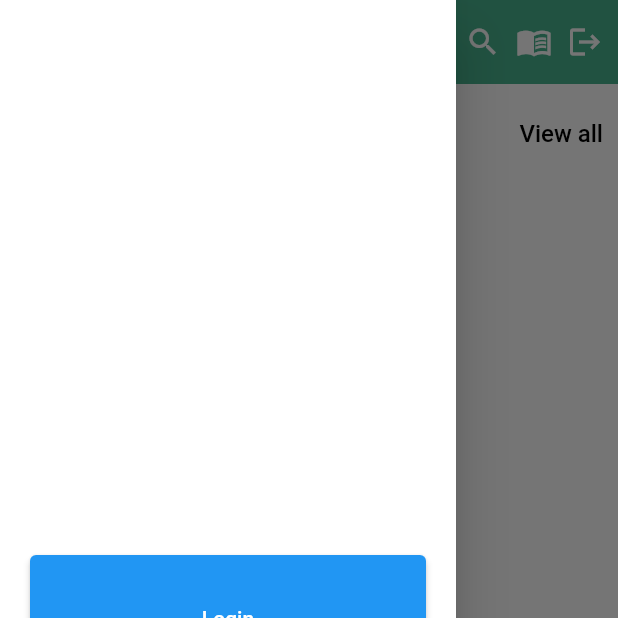
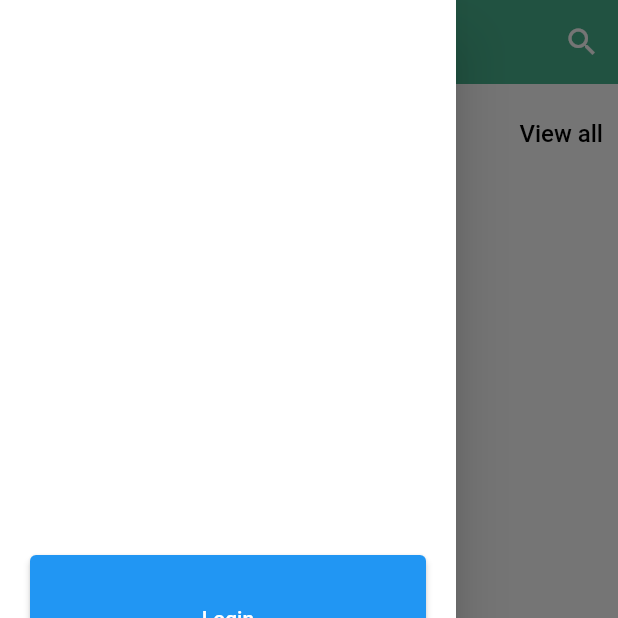
Before and after one commit to ryandiaziz/E-Menu-App, a Flutter app: the screen it shows after launch, with the side drawer open, on a phone screen of 412 x 824 dp, the top half of it. Run offline on Flutter 3.47's test engine with Material 2 defaults, Android fonts, the phone set to English and light mode, and no system bars; our stand-ins replace carousel_slider, cloud_firestore, firebase_auth, firebase_core, firebase_storage, flutter_rating_bar and 11 more; missing offline and left inert: qr_code_scanner, staggered_grid_view_flutter; accounts and stored records are empty.

Commit message:
Mengubah ikon pencarian dan widget drawer pada halaman home

```diff
--- a/lib/feature/home/home_page.dart
+++ b/lib/feature/home/pages/home_page.dart
@@ -1,7 +1,7 @@
 import 'dart:convert';
 
 import 'package:cloud_firestore/cloud_firestore.dart';
-import 'package:e_menu_app/common/widgets/drawer.dart';
+import 'package:e_menu_app/feature/home/widgets/drawer.dart';
 import 'package:e_menu_app/presentation/card/resto_cart%20.dart';
 import 'package:e_menu_app/presentation/pages/home/detail_restoran_page.dart';
 import 'package:e_menu_app/presentation/pages/home/navigation.dart';
@@ -345,49 +345,47 @@ class _HomePageState extends State<HomePage> {
         automaticallyImplyLeading: true,
         elevation: 0,
         actions: [
-          GestureDetector(
-            onTap: () {
-              Navigator.push(
-                context,
-                MaterialPageRoute(
-                  builder: (_) => const SearchPage(),
-                ),
-              );
-            },
-            child: const Icon(Icons.search),
+          IconButton(
+            onPressed: () => Navigator.push(
+              context,
+              MaterialPageRoute(
+                builder: (_) => const SearchPage(),
+              ),
+            ),
+            icon: const Icon(Icons.search),
           ),
-          const SizedBox(
-            width: 10,
-          ),
-          GestureDetector(
-            onTap: () {
-              Navigator.push(
-                context,
-                // sabri GXlT5F05zPBT9a8hDJxB
-                // aby hZNZbzGDkuLZ3dD95L4X
-                // rhumbia  8V3z0yVONyrhd2hRT1xY
-                MaterialPageRoute(
-                  builder: (_) => NavigationPage(
-                    idMeja: 'hZNZbzGDkuLZ3dD95L4X',
-                  ),
-                ),
-              );
-            },
-            child: const Icon(Icons.menu_book),
-          ),
-          const SizedBox(
-            width: 10,
-          ),
-          GestureDetector(
-            onTap: () {
-              FirebaseAuth.instance.signOut();
-              Navigator.pushReplacementNamed(context, "/onboarding-page");
-            },
-            child: const Icon(Icons.logout),
-          ),
-          const SizedBox(
-            width: 10,
-          )
+          // const SizedBox(
+          //   width: 10,
+          // ),
+          // GestureDetector(
+          //   onTap: () {
+          //     Navigator.push(
+          //       context,
+          //       // sabri GXlT5F05zPBT9a8hDJxB
+          //       // aby hZNZbzGDkuLZ3dD95L4X
+          //       // rhumbia  8V3z0yVONyrhd2hRT1xY
+          //       MaterialPageRoute(
+          //         builder: (_) => NavigationPage(
+          //           idMeja: 'hZNZbzGDkuLZ3dD95L4X',
+          //         ),
+          //       ),
+          //     );
+          //   },
+          //   child: const Icon(Icons.menu_book),
+          // ),
+          // const SizedBox(
+          //   width: 10,
+          // ),
+          // GestureDetector(
+          //   onTap: () {
+          //     FirebaseAuth.instance.signOut();
+          //     Navigator.pushReplacementNamed(context, "/onboarding-page");
+          //   },
+          //   child: const Icon(Icons.logout),
+          // ),
+          // const SizedBox(
+          //   width: 10,
+          // )
         ],
       ),
       floatingActionButton: FloatingActionButton(
--- a/lib/main.dart
+++ b/lib/main.dart
@@ -14,7 +14,7 @@ import 'package:e_menu_app/presentation/splash_page/splash_page.dart';
 import 'common/widgets/qr_scanner.dart';
 
 import 'feature/authentication/pages/autentifikasi.dart';
-import 'feature/home/home_page.dart';
+import 'feature/home/pages/home_page.dart';
 import 'feature/welcome/onboarding_page.dart';
 
 void main() async {
--- a/lib/presentation/pages/home/pembayaran.dart
+++ b/lib/presentation/pages/home/pembayaran.dart
@@ -5,7 +5,7 @@ import 'package:firebase_auth/firebase_auth.dart';
 import 'package:flutter/material.dart';
 import 'package:intl/intl.dart';
 import 'package:http/http.dart' as http;
-import '../../../feature/home/home_page.dart';
+import '../../../feature/home/pages/home_page.dart';
 
 class PembayaranPage extends StatefulWidget {
   final dynamic dataResponse;
```
Also changed, not shown: lib/feature/home/widgets/drawer.dart (renamed from lib/common/widgets/drawer.dart).
